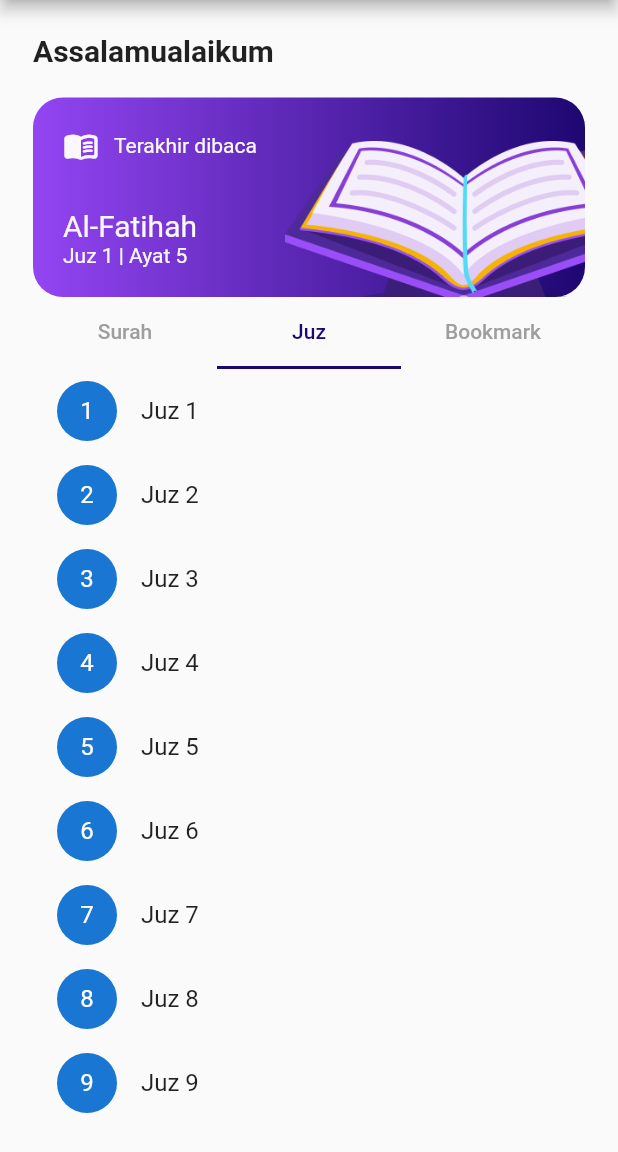
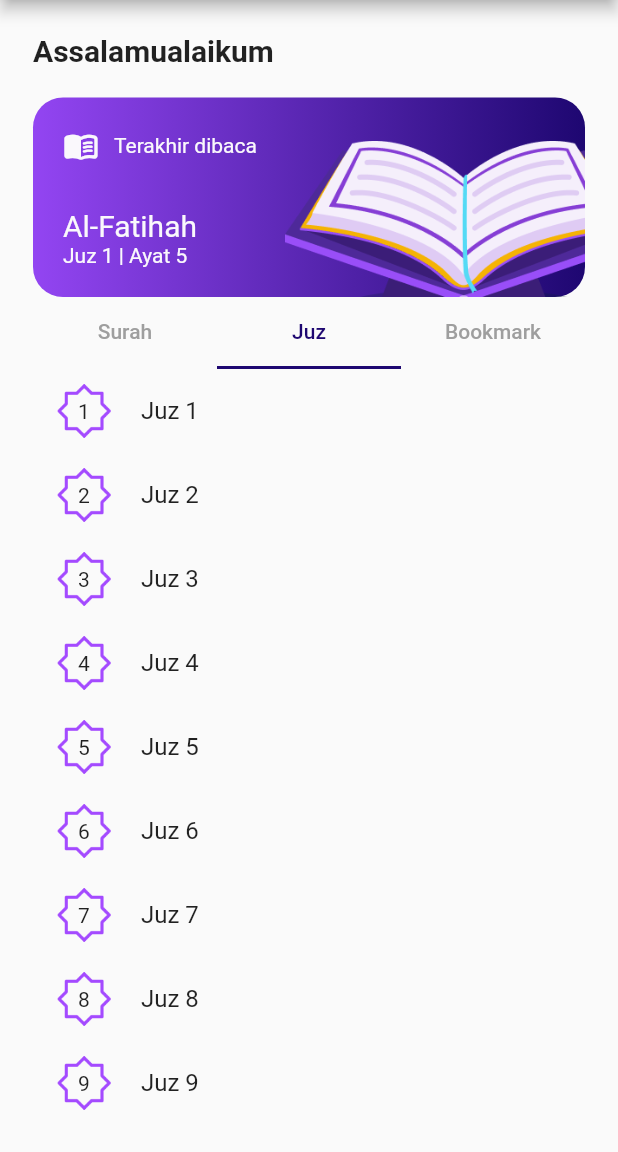
Before and after one commit to alviandf/alquran-flutter, a Flutter app: the screen it shows after launch, tab 2 chosen, on a phone screen of 412 x 824 dp, the part 84-1236 px from its top. Run offline on Flutter 3.47's test engine with Material 2 defaults, Android fonts, the phone set to English and light mode, and no system bars; our stand-ins replace get, lottie; network calls fail.

Commit message:
add shape in index item

```diff
--- a/lib/app/modules/home/views/home_view.dart
+++ b/lib/app/modules/home/views/home_view.dart
@@ -156,8 +156,18 @@ class HomeView extends GetView<HomeController> {
                                 Get.toNamed(Routes.DETAIL_SURAH,
                                     arguments: surah);
                               },
-                              leading: CircleAvatar(
-                                child: Text("${surah.number}"),
+                              leading: Container(
+                                width: 36,
+                                height: 36,
+                                decoration: const BoxDecoration(
+                                  image: DecorationImage(
+                                    image:
+                                        AssetImage("assets/images/shape.png"),
+                                  ),
+                                ),
+                                child: Center(
+                                  child: Text("${surah.number}"),
+                                ),
                               ),
                               title: Text(surah.name?.transliteration?.id ??
                                   "Error..."),
@@ -174,8 +184,17 @@ class HomeView extends GetView<HomeController> {
                     itemBuilder: (context, index) {
                       return ListTile(
                         onTap: () {},
-                        leading: CircleAvatar(
-                          child: Text("${index + 1}"),
+                        leading: Container(
+                          width: 36,
+                          height: 36,
+                          decoration: const BoxDecoration(
+                            image: DecorationImage(
+                              image: AssetImage("assets/images/shape.png"),
+                            ),
+                          ),
+                          child: Center(
+                            child: Text("${index + 1}"),
+                          ),
                         ),
                         title: Text("Juz ${index + 1}"),
                       );
```
Also changed, not shown: assets/images/shape.png (added).
